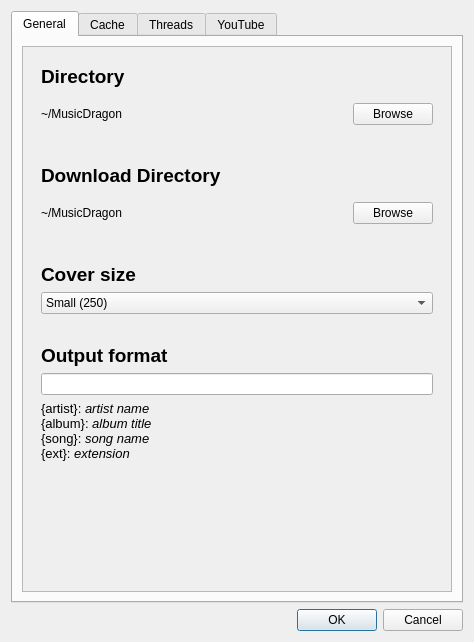
First picture: the form in res/ui/preferenceswindow.ui, repository Docheinstein/music-dragon, before the edit.
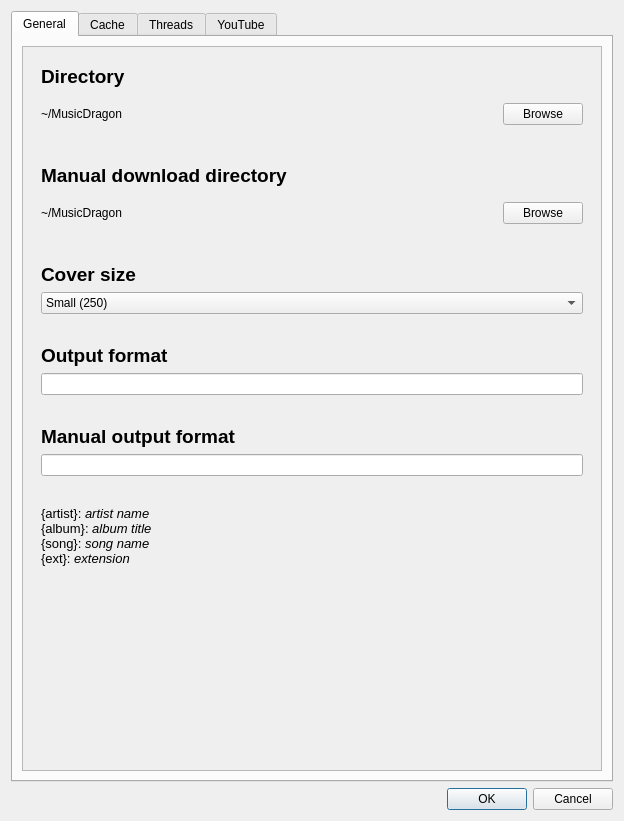
Second picture: the form after the edit. Icons and pictures are not drawn. Custom widgets are drawn as their Qt base class.

Commit message: Add manual output format too

What changed in the file:
```diff
--- a/res/ui/preferenceswindow.ui
+++ b/res/ui/preferenceswindow.ui
@@ -6,8 +6,8 @@
    <rect>
     <x>0</x>
     <y>0</y>
-    <width>474</width>
-    <height>642</height>
+    <width>624</width>
+    <height>821</height>
    </rect>
   </property>
   <property name="windowTitle">
@@ -34,8 +34,8 @@
            <rect>
             <x>0</x>
             <y>0</y>
-            <width>438</width>
-            <height>533</height>
+            <width>588</width>
+            <height>712</height>
            </rect>
           </property>
           <layout class="QVBoxLayout" name="verticalLayout_4">
@@ -135,7 +135,7 @@
                  </font>
                 </property>
                 <property name="text">
-                 <string>Download Directory</string>
+                 <string>Manual download directory</string>
                 </property>
                </widget>
               </item>
@@ -254,6 +254,35 @@
               <item>
                <widget class="QLineEdit" name="outputFormat"/>
               </item>
+             </layout>
+            </widget>
+           </item>
+           <item>
+            <widget class="QWidget" name="widget_5" native="true">
+             <layout class="QVBoxLayout" name="verticalLayout_17">
+              <item>
+               <widget class="QLabel" name="label_12">
+                <property name="font">
+                 <font>
+                  <pointsize>14</pointsize>
+                  <weight>75</weight>
+                  <bold>true</bold>
+                 </font>
+                </property>
+                <property name="text">
+                 <string>Manual output format</string>
+                </property>
+               </widget>
+              </item>
+              <item>
+               <widget class="QLineEdit" name="manualOutputFormat"/>
+              </item>
+             </layout>
+            </widget>
+           </item>
+           <item>
+            <widget class="QWidget" name="widget_6" native="true">
+             <layout class="QVBoxLayout" name="verticalLayout_18">
               <item>
                <widget class="QLabel" name="label_4">
                 <property name="text">
@@ -262,9 +291,9 @@
                 <property name="wordWrap">
                  <bool>true</bool>
                 </property>
-               </widget>
-              </item>
-             </layout>
+                <property name="margin">
+                 <number>0</number>
+                </property>
             </widget>
            </item>
            <item>
@@ -282,6 +311,9 @@
            </item>
           </layout>
          </widget>
+           </item>
+          </layout>
+         </widget>
         </widget>
        </item>
       </layout>
```
Left out of the diff: 16 changed lines with no effect on the pictures. Lines whose indentation alone changed are shown as unchanged. The commit also changes 5 other files.
